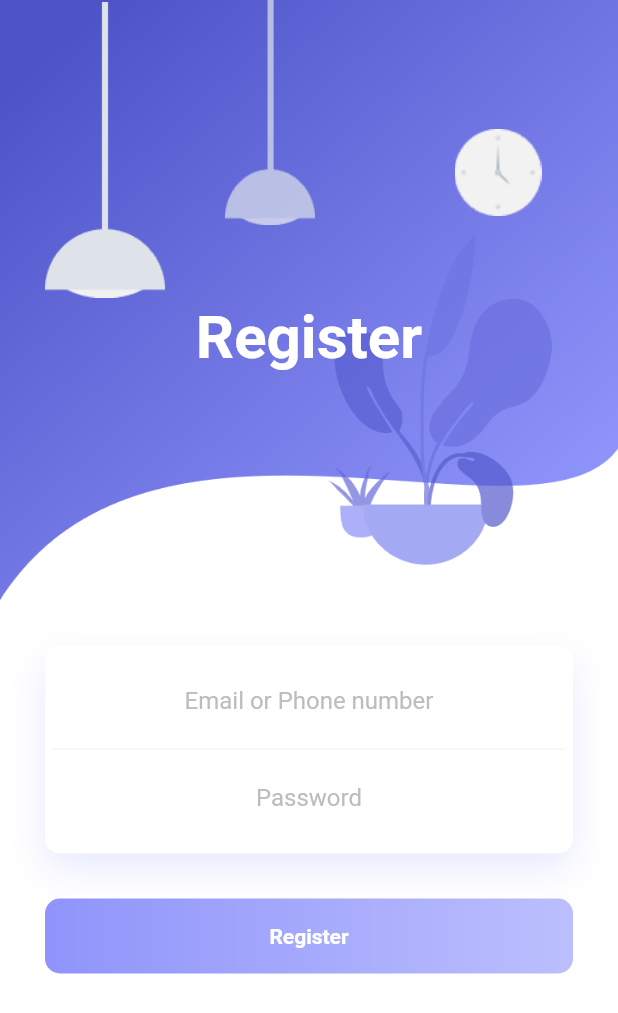
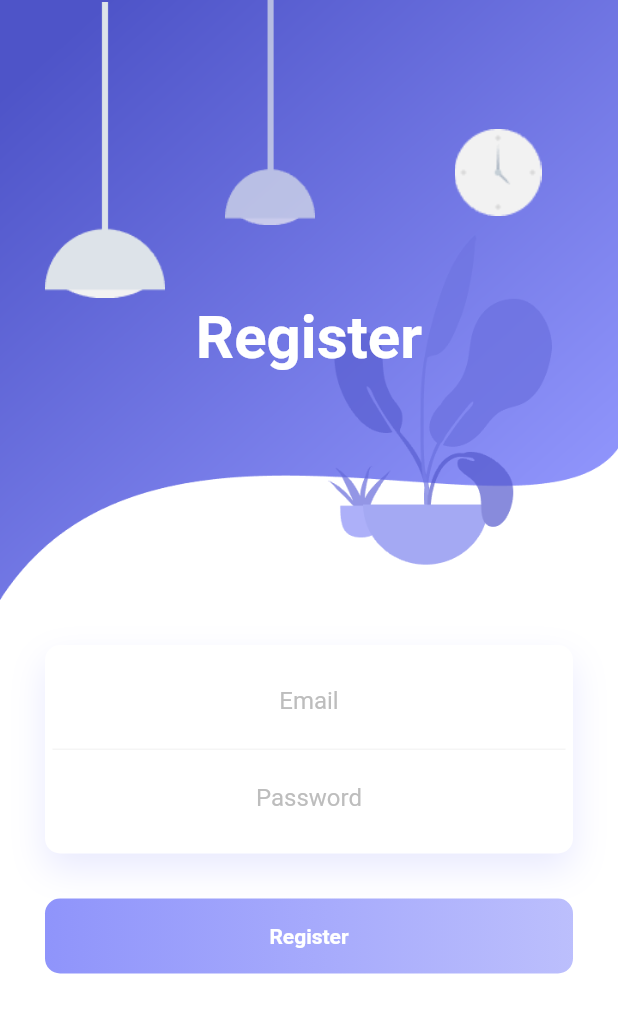
Before and after one commit to Alabhya268/Chat_App, a Flutter app: the RegistrationScreen screen opened by its route, on a phone screen of 412 x 824 dp. Shown: the top 1013 px of the screen. Run offline on Flutter 3.47's test engine with Material 2 defaults, Android fonts, the phone set to English and light mode, and no system bars; our stand-ins replace cloud_firestore, firebase_auth, modal_progress_hud, simple_animations; accounts and stored records are empty.

Commit message:
fixed hint

```diff
--- a/lib/screens/login_screen.dart
+++ b/lib/screens/login_screen.dart
@@ -64,7 +64,7 @@ class _LoginScreenState extends State<LoginScreen> {
                                       textAlign: TextAlign.center,
                                       decoration: InputDecoration(
                                           border: InputBorder.none,
-                                          hintText: "Email or Phone number",
+                                          hintText: "Email",
                                           hintStyle: TextStyle(
                                               color: Colors.grey[400])),
                                     ),
--- a/lib/screens/registration_screen.dart
+++ b/lib/screens/registration_screen.dart
@@ -62,7 +62,7 @@ class _RegistrationScreenState extends State<RegistrationScreen> {
                                       },
                                       decoration: InputDecoration(
                                           border: InputBorder.none,
-                                          hintText: "Email or Phone number",
+                                          hintText: "Email",
                                           hintStyle: TextStyle(
                                               color: Colors.grey[400])),
                                     ),
```
